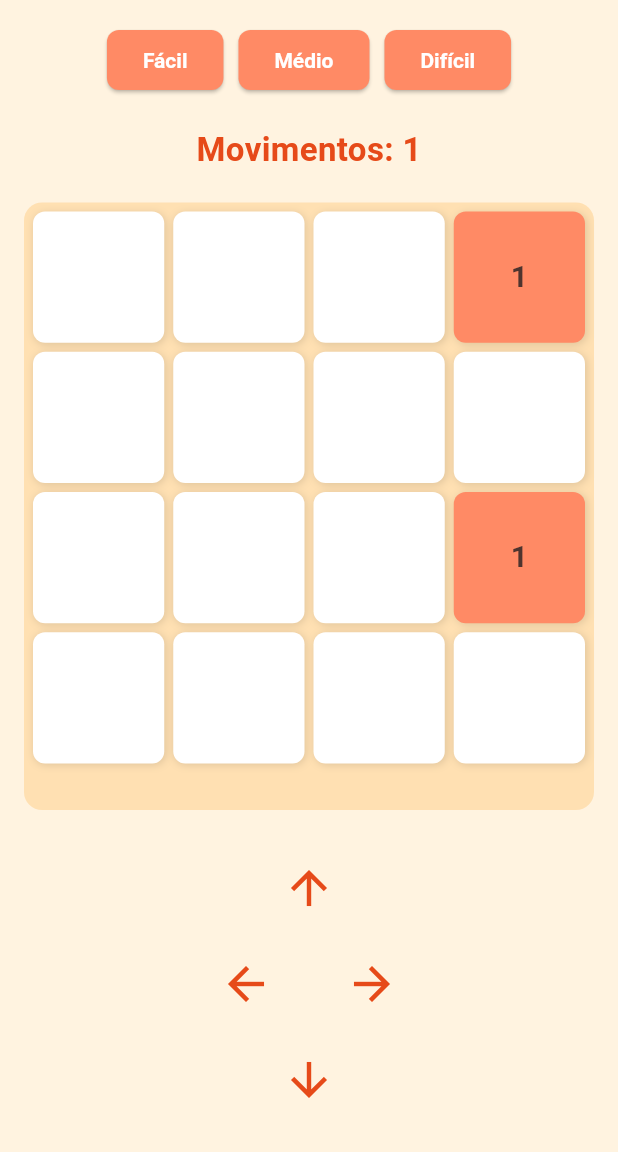
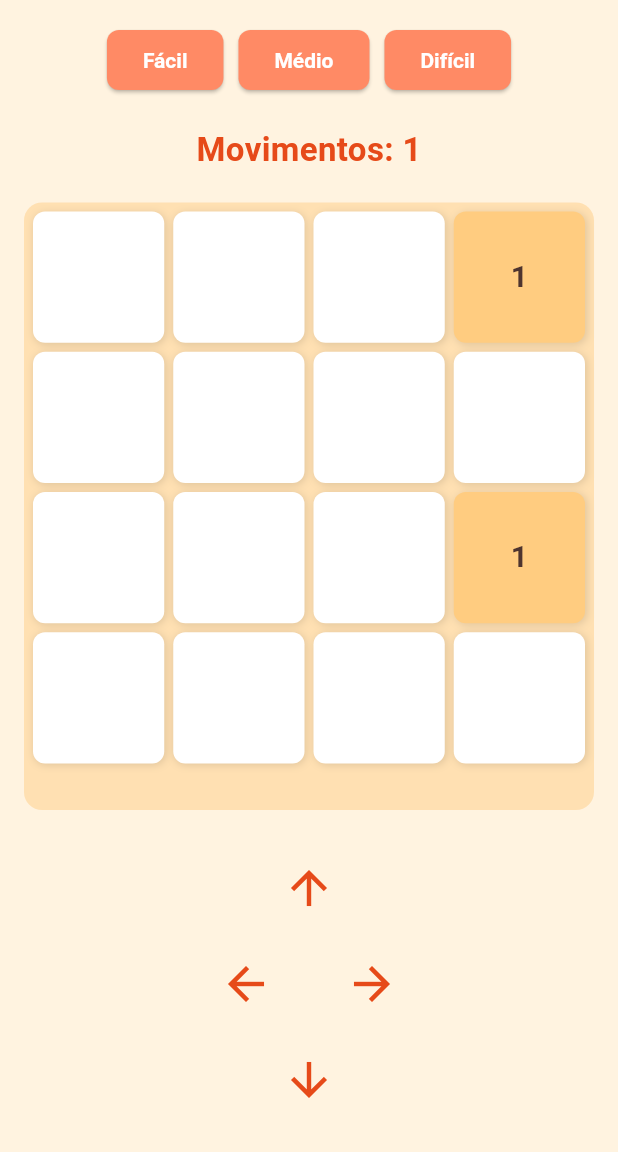
Before and after one commit to luiza-castro-silva/ProjetoFlutter2048, a Flutter app: the screen it shows after launch, after a tap on the "arrow forward" icon, on a phone screen of 412 x 824 dp, the part 84-1236 px from its top. Run offline on Flutter 3.47's test engine with Material 3 defaults, Android fonts, the phone set to English and light mode, and no system bars.

Commit message:
Add files via upload
16/06/25 - jogo concluído!

```diff
--- a/lib/main.dart
+++ b/lib/main.dart
@@ -26,6 +26,8 @@
   int movimentos = 0;
   int gridSize = 4;
   List<List<int>> tabuleiro = [];
+  int objetivo = 1024;
+  String mensagemFinal = '';
 
   @override
   void initState() {
@@ -35,13 +37,15 @@
 
   void _inicializarTabuleiro() {
     tabuleiro = List.generate(gridSize, (_) => List.filled(gridSize, 0));
-    _adicionarNovaPeca(); // Coloca a peça inicial
+    _adicionarNovaPeca();
+    mensagemFinal = '';
   }
 
   void _mudarNivel(int tamanho) {
     setState(() {
       gridSize = tamanho;
       movimentos = 0;
+      objetivo = tamanho == 4 ? 1024 : (tamanho == 5 ? 2048 : 4096);
       _inicializarTabuleiro();
     });
   }
@@ -60,9 +64,19 @@
     }
   }
 
+  bool _temMovimentosPossiveis() {
+    for (int i = 0; i < gridSize; i++) {
+      for (int j = 0; j < gridSize; j++) {
+        if (tabuleiro[i][j] == 0) return true;
+        if (i + 1 < gridSize && tabuleiro[i][j] == tabuleiro[i + 1][j]) return true;
+        if (j + 1 < gridSize && tabuleiro[i][j] == tabuleiro[i][j + 1]) return true;
+      }
+    }
+    return false;
+  }
+
   void _mover(String direcao) {
     bool mudou = false;
-
     int dx = 0, dy = 0;
     int startRow = 0, endRow = gridSize, stepRow = 1;
     int startCol = 0, endCol = gridSize, stepCol = 1;
@@ -89,13 +103,11 @@
     }
 
     List<List<bool>> fundidos = List.generate(gridSize, (_) => List.filled(gridSize, false));
-
     List<List<int>> novoTabuleiro = List.generate(gridSize, (i) => List.from(tabuleiro[i]));
 
     for (int i = startRow; i != endRow; i += stepRow) {
       for (int j = startCol; j != endCol; j += stepCol) {
         int x = i, y = j;
-
         if (novoTabuleiro[x][y] == 0) continue;
 
         int valor = novoTabuleiro[x][y];
@@ -104,7 +116,6 @@
 
         while (nx >= 0 && nx < gridSize && ny >= 0 && ny < gridSize) {
           if (novoTabuleiro[nx][ny] == 0) {
-            // Move para célula vazia
             novoTabuleiro[nx][ny] = valor;
             novoTabuleiro[x][y] = 0;
             x = nx;
@@ -113,14 +124,12 @@
             ny = y + dy;
             mudou = true;
           } else if (novoTabuleiro[nx][ny] == valor && !fundidos[nx][ny]) {
-            // Funde com célula igual
             novoTabuleiro[nx][ny] *= 2;
             novoTabuleiro[x][y] = 0;
             fundidos[nx][ny] = true;
             mudou = true;
             break;
           } else {
-            // Bloqueado por valor diferente
             break;
           }
         }
@@ -132,7 +141,43 @@
         tabuleiro = novoTabuleiro;
         movimentos++;
         _adicionarNovaPeca();
+        if (tabuleiro.any((linha) => linha.contains(objetivo))) {
+          mensagemFinal = 'VOCÊ GANHOU!';
+        } else if (!_temMovimentosPossiveis()) {
+          mensagemFinal = 'VOCÊ PERDEU!';
+        }
       });
+    }
+  }
+
+  Color _corPeca(int valor) {
+    switch (valor) {
+      case 1:
+        return Colors.orange[200]!;
+      case 2:
+        return Colors.orange[300]!;
+      case 4:
+        return Colors.orange[400]!;
+      case 8:
+        return Colors.deepOrange[300]!;
+      case 16:
+        return Colors.deepOrange[400]!;
+      case 32:
+        return Colors.deepOrange[500]!;
+      case 64:
+        return Colors.deepOrange[600]!;
+      case 128:
+        return Colors.deepOrange[700]!;
+      case 256:
+        return Colors.red[400]!;
+      case 512:
+        return Colors.red[600]!;
+      case 1024:
+      case 2048:
+      case 4096:
+        return Colors.red[800]!;
+      default:
+        return Colors.white;
     }
   }
 
@@ -191,7 +236,6 @@
         padding: const EdgeInsets.all(16),
         child: Column(
           children: [
-            // Botões de dificuldade
             Row(
               mainAxisAlignment: MainAxisAlignment.center,
               children: [
@@ -203,8 +247,6 @@
               ],
             ),
             SizedBox(height: 20),
-
-            // Contador de movimentos
             Text(
               'Movimentos: $movimentos',
               style: TextStyle(
@@ -213,9 +255,17 @@
                 color: Colors.deepOrange[700],
               ),
             ),
-            SizedBox(height: 20),
-
-            // Grade do jogo
+            SizedBox(height: 10),
+            if (mensagemFinal.isNotEmpty)
+              Text(
+                mensagemFinal,
+                style: TextStyle(
+                  fontSize: 24,
+                  fontWeight: FontWeight.bold,
+                  color: mensagemFinal == 'VOCÊ GANHOU!' ? Colors.green : Colors.red,
+                ),
+              ),
+            SizedBox(height: 10),
             Expanded(
               child: AspectRatio(
                 aspectRatio: 1,
@@ -239,7 +289,7 @@
 
                       return Container(
                         decoration: BoxDecoration(
-                          color: valor > 0 ? Colors.deepOrange[300] : Colors.white,
+                          color: _corPeca(valor),
                           borderRadius: BorderRadius.circular(8),
                           boxShadow: [
                             BoxShadow(
@@ -266,8 +316,6 @@
               ),
             ),
             SizedBox(height: 20),
-
-            // Botões de movimento
             Column(
               children: [
                 _buildSeta(Icons.arrow_upward),
```
